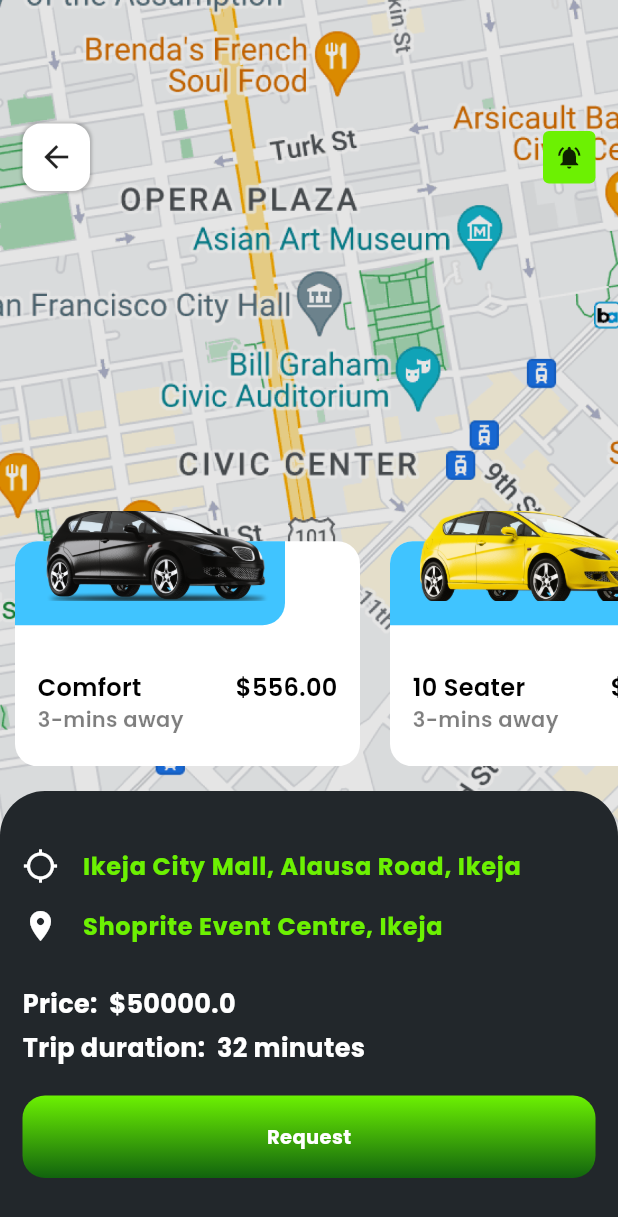
After one commit to Christentimmy/Rider-Eco, a Flutter app: the RequestRideScreen screen opened directly, on a phone screen of 412 x 824 dp. The commit adds this screen. Shown: the top 1217 px of the screen. Run offline on Flutter 3.47's test engine with Material 3 defaults, Android fonts, the phone set to English and light mode, and no system bars; our stand-ins replace country_code_picker, flutter_svg, get, google_fonts, image_picker, pinput.

Commit message:
request ride screen

```diff
--- a/lib/pages/home/find_a_ride_screen.dart
+++ b/lib/pages/home/find_a_ride_screen.dart
@@ -1,5 +1,6 @@
 import 'package:flutter/material.dart';
 import 'package:get/get.dart';
+import 'package:rider/pages/home/request_ride_screen.dart';
 import 'package:rider/resources/colors.dart';
 import 'package:rider/widgets/build_icon_button.dart';
 import 'package:rider/widgets/custom_button.dart';
@@ -107,7 +108,7 @@ class FindARideScreen extends StatelessWidget {
             const SizedBox(height: 20),
             CommonButton(
               text: "Find a ride",
-              ontap: () {},
+              ontap: ()=> Get.to(()=> RequestRideScreen()),
             ),
           ],
         ),
--- /dev/null
+++ b/lib/pages/home/request_ride_screen.dart
@@ -0,0 +1,279 @@
+import 'package:flutter/material.dart';
+import 'package:get/get.dart';
+import 'package:rider/resources/colors.dart';
+import 'package:rider/widgets/build_icon_button.dart';
+import 'package:rider/widgets/custom_button.dart';
+
+class RequestRideScreen extends StatelessWidget {
+  RequestRideScreen({super.key});
+
+  final List _cars = [
+    ["Comfort", "assets/images/blackcar.png"],
+    ["10 Seater", "assets/images/yellowcar.png"],
+    ["BMW", "assets/images/image10.png"],
+    ["Dodge", "assets/images/image11.png"],
+  ];
+
+  @override
+  Widget build(BuildContext context) {
+    return Scaffold(
+      body: Stack(
+        children: [
+          Image.asset(
+            "assets/images/map.png",
+            width: Get.width,
+            height: Get.height,
+            fit: BoxFit.cover,
+          ),
+          _buildNavBar(),
+          _buildBottomWidget(),
+          Align(
+            alignment: Alignment.bottomCenter,
+            child: Container(
+              height: 180,
+              margin: EdgeInsets.only(bottom: Get.height * 0.38),
+              child: ListView.builder(
+                itemCount: _cars.length,
+                scrollDirection: Axis.horizontal,
+                itemBuilder: (context, index) {
+                  return Container(
+                    width: 230,
+                    height: 180,
+                    margin: const EdgeInsets.symmetric(horizontal: 10),
+                    child: Stack(
+                      children: [
+                        Align(
+                          alignment: Alignment.bottomCenter,
+                          child: _buildBackgroundCar(
+                            title: _cars[index][0],
+                          ),
+                        ),
+                        Positioned(
+                          left: 20,
+                          top: 10,
+                          child: Image.asset(
+                            _cars[index][1],
+                            width: 150,
+                            height: 60,
+                            fit: BoxFit.cover,
+                          ),
+                        ),
+                      ],
+                    ),
+                  );
+                },
+              ),
+            ),
+          ),
+        ],
+      ),
+    );
+  }
+
+  Container _buildBackgroundCar({
+    required String title,
+  }) {
+    return Container(
+      height: 150,
+      width: 230,
+      decoration: BoxDecoration(
+        color: Colors.white,
+        borderRadius: BorderRadius.circular(15),
+      ),
+      // margin: EdgeInsets.only(bottom: Get.height * 0.38),
+      child: Column(
+        crossAxisAlignment: CrossAxisAlignment.start,
+        children: [
+          Row(
+            children: [
+              Container(
+                height: 56,
+                width: 180,
+                decoration: const BoxDecoration(
+                  color: Colors.lightBlueAccent,
+                  borderRadius: BorderRadius.only(
+                    topLeft: Radius.circular(15),
+                    bottomRight: Radius.circular(15),
+                  ),
+                ),
+              ),
+            ],
+          ),
+          const SizedBox(height: 30),
+          Padding(
+            padding: const EdgeInsets.symmetric(horizontal: 15),
+            child: Row(
+              children: [
+                Text(
+                  title,
+                  style: const TextStyle(
+                    fontSize: 16,
+                    color: Colors.black,
+                    fontWeight: FontWeight.w600,
+                  ),
+                ),
+                const Spacer(),
+                const Text(
+                  "\$556.00",
+                  style: TextStyle(
+                    fontSize: 16,
+                    color: Colors.black,
+                    fontWeight: FontWeight.w600,
+                  ),
+                ),
+              ],
+            ),
+          ),
+          Padding(
+            padding: const EdgeInsets.symmetric(horizontal: 15),
+            child: Text(
+              "3-mins away",
+              style: TextStyle(
+                fontSize: 14,
+                color: Colors.black.withOpacity(0.5),
+                fontWeight: FontWeight.w600,
+              ),
+            ),
+          ),
+        ],
+      ),
+    );
+  }
+
+  Widget _buildNavBar() {
+    return Container(
+      margin: EdgeInsets.only(top: Get.height * 0.1),
+      padding: const EdgeInsets.symmetric(horizontal: 15),
+      child: Row(
+        children: [
+          buildIconButton(
+            icon: Icons.arrow_back,
+            onTap: () => Get.back(),
+          ),
+          const Spacer(),
+          GestureDetector(
+            onTap: () {
+              // Get.to(() => NotificationScreen());
+            },
+            child: Container(
+              height: 35,
+              width: 35,
+              alignment: Alignment.center,
+              decoration: BoxDecoration(
+                color: AppColors.primaryColor,
+                borderRadius: BorderRadius.circular(4),
+              ),
+              child: const Icon(
+                Icons.notifications_active,
+                size: 18,
+              ),
+            ),
+          ),
+        ],
+      ),
+    );
+  }
+
+  Widget _buildBottomWidget() {
+    return Align(
+      alignment: Alignment.bottomCenter,
+      child: Container(
+        height: Get.height * 0.36,
+        width: Get.width,
+        padding: const EdgeInsets.symmetric(
+          horizontal: 15,
+          vertical: 30,
+        ),
+        decoration: const BoxDecoration(
+          color: Color(0xff22272B),
+          borderRadius: BorderRadius.only(
+            topLeft: Radius.circular(30),
+            topRight: Radius.circular(30),
+          ),
+        ),
+        child: Column(
+          crossAxisAlignment: CrossAxisAlignment.start,
+          children: [
+            _buildListTile(
+              title: "Ikeja City Mall, Alausa Road, Ikeja",
+              icon: Icons.location_searching_sharp,
+            ),
+            _buildListTile(
+              title: "Shoprite Event Centre, Ikeja",
+              icon: Icons.location_on,
+            ),
+            const SizedBox(height: 20),
+            const Row(
+              children: [
+                Text(
+                  "Price:  ",
+                  style: TextStyle(
+                    color: Colors.white,
+                    fontWeight: FontWeight.bold,
+                    fontSize: 17,
+                  ),
+                ),
+                Text(
+                  "\$50000.0",
+                  style: TextStyle(
+                    color: Colors.white,
+                    fontWeight: FontWeight.bold,
+                    fontSize: 17,
+                  ),
+                ),
+              ],
+            ),
+            const SizedBox(height: 5),
+            const Row(
+              children: [
+                Text(
+                  "Trip duration:  ",
+                  style: TextStyle(
+                    color: Colors.white,
+                    fontWeight: FontWeight.bold,
+                    fontSize: 17,
+                  ),
+                ),
+                Text(
+                  "32 minutes",
+                  style: TextStyle(
+                    color: Colors.white,
+                    fontWeight: FontWeight.bold,
+                    fontSize: 17,
+                  ),
+                ),
+              ],
+            ),
+            const SizedBox(height: 20),
+            CommonButton(
+              text: "Request",
+              ontap: () {},
+            ),
+          ],
+        ),
+      ),
+    );
+  }
+
+  ListTile _buildListTile({
+    required String title,
+    required IconData icon,
+  }) {
+    return ListTile(
+      contentPadding: EdgeInsets.zero,
+      minTileHeight: 40,
+      leading: Icon(
+        icon,
+        color: Colors.white,
+      ),
+      title: Text(
+        title,
+        style: const TextStyle(
+          color: AppColors.primaryColor,
+          fontSize: 16,
+          fontWeight: FontWeight.bold,
+        ),
+      ),
+    );
+  }
+}
```
